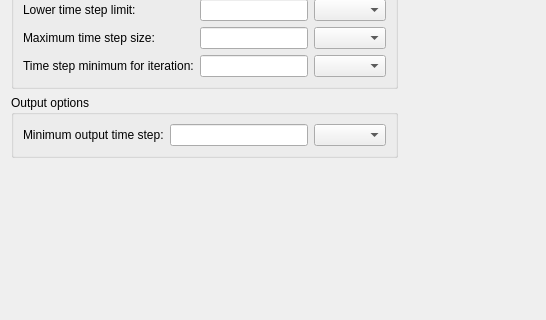
This is MasterSimulatorUI/src/MSIMViewSimulation.ui in ghorwin/MasterSim as Qt 5 draws it before an edit; both pictures show x 0 to 546 and y 374 to 694 of the 1021 by 694 pixel window. The edited form follows.
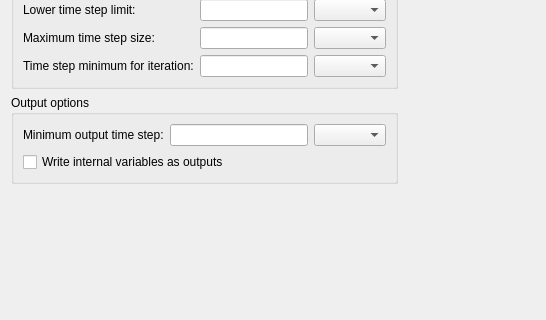
This is the edited form. Icons and pictures are not drawn.

Commit message: Added option in project file to also write internal variables to output.

The edit to the form file:
```diff
--- a/MasterSimulatorUI/src/MSIMViewSimulation.ui
+++ b/MasterSimulatorUI/src/MSIMViewSimulation.ui
@@ -217,6 +217,13 @@
         <item row="0" column="2">
          <widget class="QComboBox" name="comboBoxDtOutputUnit"/>
         </item>
+        <item row="1" column="0" colspan="3">
+         <widget class="QCheckBox" name="checkBoxWriteInternalVariables">
+          <property name="text">
+           <string>Write internal variables as outputs</string>
+          </property>
+         </widget>
+        </item>
        </layout>
       </widget>
      </item>
```
Left out of the diff: 2 changed lines with no effect on the pictures. The commit also changes 5 other files.
